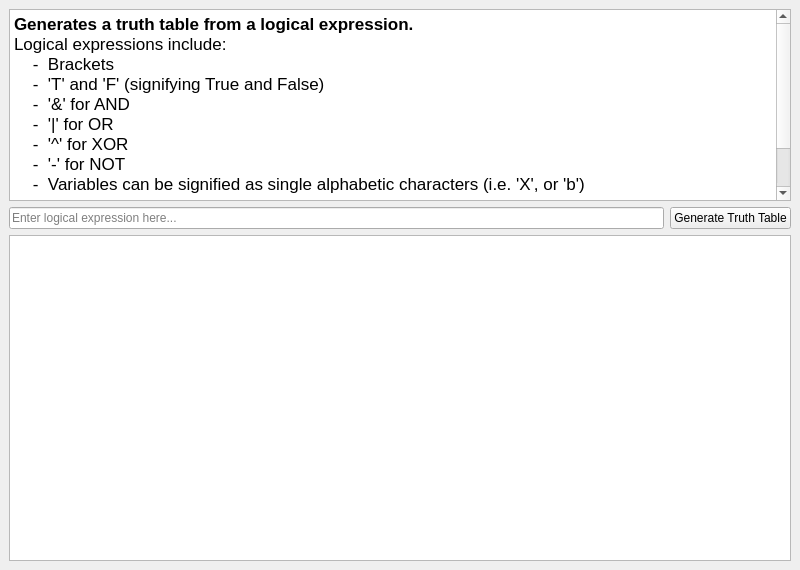
Before: the Qt Designer form truth_table_generator.ui in sam-james-harding/Truth-Table-Maker, drawn with Qt 5.
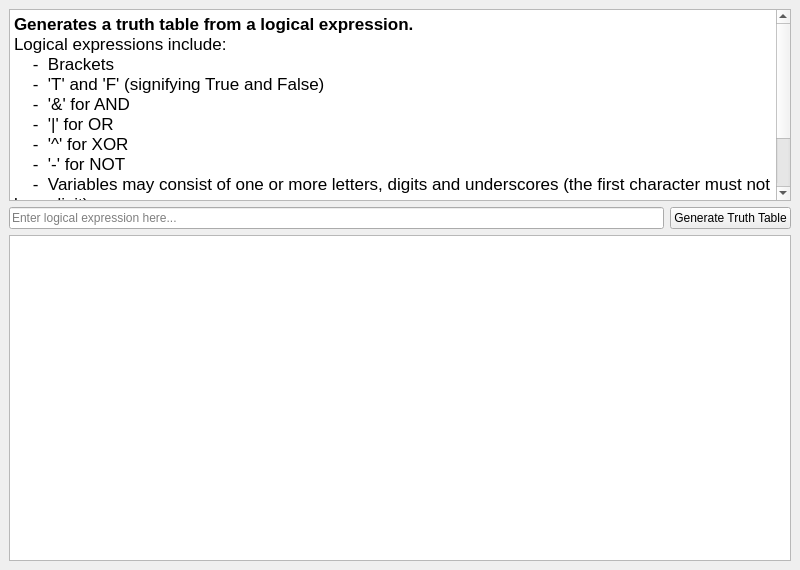
After: the same form once the commit is applied.

What changed in the file:
```diff
--- a/truth_table_generator.ui
+++ b/truth_table_generator.ui
@@ -44,7 +44,7 @@
 &lt;p style=&quot; margin-top:0px; margin-bottom:0px; margin-left:0px; margin-right:0px; -qt-block-indent:0; text-indent:0px;&quot;&gt;    -  '|' for OR&lt;/p&gt;
 &lt;p style=&quot; margin-top:0px; margin-bottom:0px; margin-left:0px; margin-right:0px; -qt-block-indent:0; text-indent:0px;&quot;&gt;    -  '^' for XOR&lt;/p&gt;
 &lt;p style=&quot; margin-top:0px; margin-bottom:0px; margin-left:0px; margin-right:0px; -qt-block-indent:0; text-indent:0px;&quot;&gt;    -  '-' for NOT&lt;/p&gt;
-&lt;p style=&quot; margin-top:0px; margin-bottom:0px; margin-left:0px; margin-right:0px; -qt-block-indent:0; text-indent:0px;&quot;&gt;    -  Variables can be signified as single alphabetic characters (i.e. 'X', or 'b')&lt;/p&gt;
+&lt;p style=&quot; margin-top:0px; margin-bottom:0px; margin-left:0px; margin-right:0px; -qt-block-indent:0; text-indent:0px;&quot;&gt;    -  Variables may consist of one or more letters, digits and underscores (the first character must not be a digit)&lt;/p&gt;
 &lt;p style=&quot;-qt-paragraph-type:empty; margin-top:0px; margin-bottom:0px; margin-left:0px; margin-right:0px; -qt-block-indent:0; text-indent:0px;&quot;&gt;&lt;br /&gt;&lt;/p&gt;
 &lt;p style=&quot; margin-top:0px; margin-bottom:0px; margin-left:0px; margin-right:0px; -qt-block-indent:0; text-indent:0px;&quot;&gt;A truth table of possible outputs of the expression, given different combinations of input values, will be produced.&lt;/p&gt;&lt;/body&gt;&lt;/html&gt;</string>
         </property>
```
